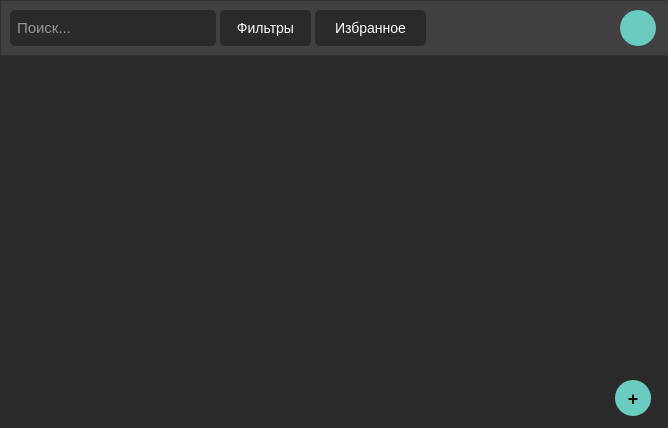
Above: autorization_mainwindow/autorization_mainwindow.ui from b0shka/selling_apps before the change. Below: the same form after it.
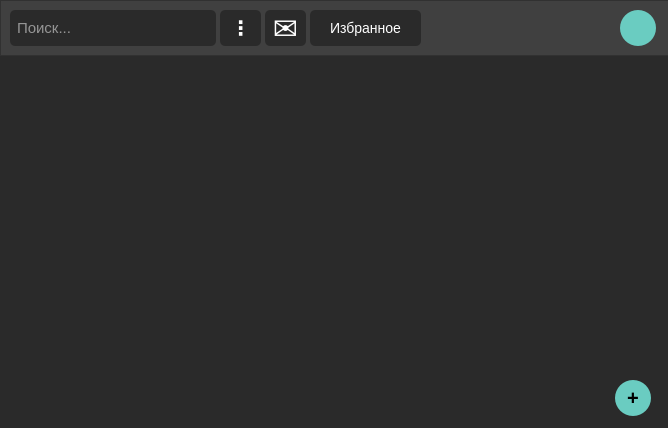
That is the form after the change.

```diff
--- a/autorization_mainwindow/autorization_mainwindow.ui
+++ b/autorization_mainwindow/autorization_mainwindow.ui
@@ -105,7 +105,7 @@
    <widget class="QPushButton" name="pushButton">
     <property name="geometry">
      <rect>
-      <x>315</x>
+      <x>310</x>
       <y>10</y>
       <width>111</width>
       <height>36</height>
@@ -165,9 +165,9 @@
    <widget class="QLabel" name="label">
     <property name="geometry">
      <rect>
-      <x>436</x>
-      <y>21</y>
-      <width>166</width>
+      <x>430</x>
+      <y>20</y>
+      <width>176</width>
       <height>16</height>
      </rect>
     </property>
@@ -194,14 +194,21 @@
      <rect>
       <x>220</x>
       <y>10</y>
-      <width>91</width>
+      <width>41</width>
       <height>36</height>
      </rect>
     </property>
+    <property name="font">
+     <font>
+      <pointsize>-1</pointsize>
+      <weight>75</weight>
+      <bold>true</bold>
+     </font>
+    </property>
     <property name="styleSheet">
      <string notr="true">QPushButton {
 	padding: 2px;
-	font-size: 14px;
+	font-size: 20px;
 	height: 28px;
 	color: white;
 	background-color: #2a2a2a;
@@ -212,7 +219,40 @@
 }</string>
     </property>
     <property name="text">
-     <string>Фильтры</string>
+     <string>⋮</string>
+    </property>
+   </widget>
+   <widget class="QPushButton" name="pushButton_5">
+    <property name="geometry">
+     <rect>
+      <x>265</x>
+      <y>10</y>
+      <width>41</width>
+      <height>36</height>
+     </rect>
+    </property>
+    <property name="font">
+     <font>
+      <pointsize>-1</pointsize>
+      <weight>75</weight>
+      <bold>true</bold>
+     </font>
+    </property>
+    <property name="styleSheet">
+     <string notr="true">QPushButton {
+	padding-top: 2px;
+	font-size: 30px;
+	height: 28px;
+	color: white;
+	background-color: #2a2a2a;
+	border-radius: 5px;
+}
+QPushButton::hover {
+	background-color: #949494;
+}</string>
+    </property>
+    <property name="text">
+     <string>✉</string>
     </property>
    </widget>
   </widget>
@@ -235,7 +275,7 @@
    <property name="styleSheet">
     <string notr="true">QPushButton {
 	padding: 2px;
-	font-size: 18px;
+	font-size: 20px;
 	height: 28px;
 	color: black;
 	background-color: #6accc1;
```
